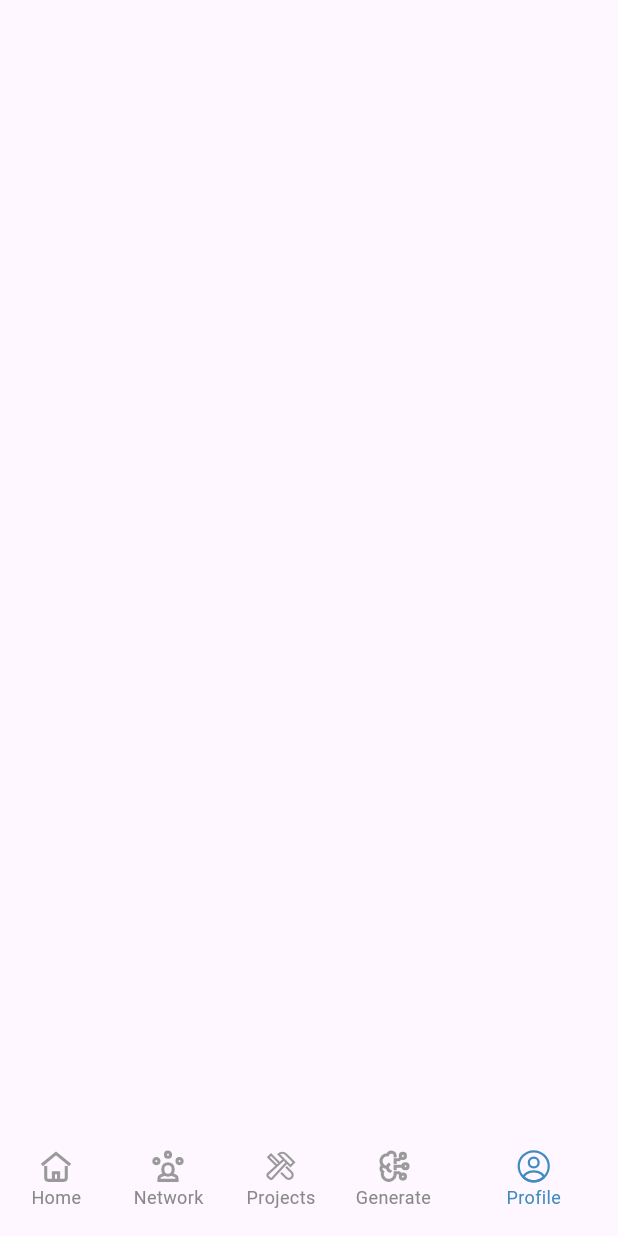
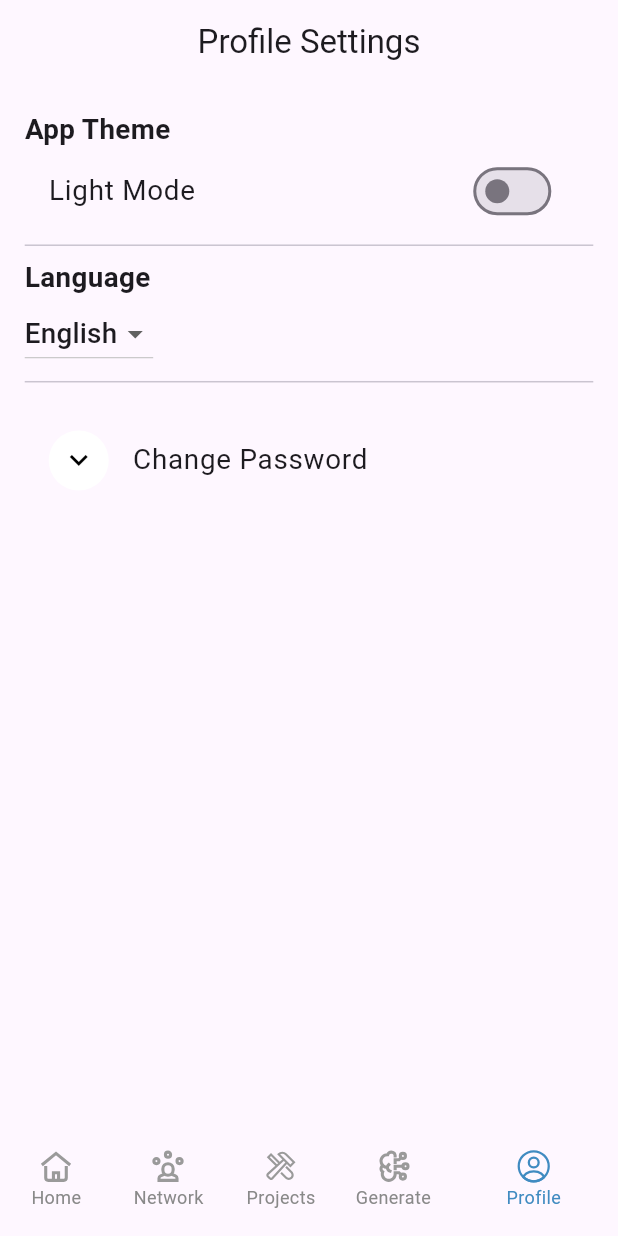
Before and after one commit to sketch-intelligence/sketch_app, a Flutter app: the RootScreen screen opened by its route, item 5 of the bottom bar chosen, on a phone screen of 412 x 824 dp. Run offline on Flutter 3.47's test engine with Material 3 defaults, Android fonts, the phone set to English and light mode, and no system bars; our stand-ins replace carousel_slider, dartz, dio, file_picker, flutter_bloc, flutter_screenutil and 7 more; missing offline and left inert: animated_snack_bar, page_animation_transition; accounts and stored records are empty; generated files the repository leaves out were written again; Roboto replaces fonts that are missing (Montserrat); project files that could hold a hidden picture were left out.

Commit message:
adding the profile Settings Page

```diff
--- a/lib/features/root_navigation_screens/screens/root_screen.dart
+++ b/lib/features/root_navigation_screens/screens/root_screen.dart
@@ -13,6 +13,7 @@ import 'package:sketch/features/root_navigation_screens/data/cubit/root_page_cub
 import 'package:sketch/features/root_navigation_screens/data/cubit/root_page_state.dart';
 import 'package:sketch/features/user_proposed_project/presentation/views/user_proposed_projects_page.dart';
 import 'package:sketch/features/follows/presentation/views/network_view.dart';
+import 'package:sketch/profile_settings.dart';
 
 class RootScreen extends StatelessWidget {
   const RootScreen({super.key});
@@ -125,7 +126,7 @@ class RootScreen extends StatelessWidget {
       case 3:
         return const QuestionPages();
       case 4:
-        return const SizedBox(); // Replace this with your Profile Page if needed
+        return ProfileSettingsPage(); // Replace this with your Profile Page if needed
       default:
         return const HomeView();
     }
--- /dev/null
+++ b/lib/profile_settings.dart
@@ -0,0 +1,125 @@
+import 'package:flutter/material.dart';
+import 'package:sketch/core/ui/widgets/custom_button.dart';
+import 'package:sketch/core/widgets/custom_text_field.dart';
+
+class ProfileSettingsPage extends StatefulWidget {
+  @override
+  _ProfileSettingsPageState createState() => _ProfileSettingsPageState();
+}
+
+class _ProfileSettingsPageState extends State<ProfileSettingsPage> {
+  bool isDarkMode = false;
+  String selectedLanguage = 'English';
+  bool showPasswordFields = false;
+  TextEditingController newPasswordController = TextEditingController();
+  TextEditingController confirmPasswordController = TextEditingController();
+
+  void _togglePasswordFields() {
+    setState(() {
+      showPasswordFields = !showPasswordFields;
+    });
+  }
+
+  void _changePassword() {
+    // Implement password change logic
+  }
+
+  @override
+  Widget build(BuildContext context) {
+    double screenWidth = MediaQuery.of(context).size.width;
+    double screenHeight = MediaQuery.of(context).size.height;
+    double fontSize = screenWidth * 0.045;
+    double paddingSize = screenWidth * 0.04;
+
+    return Scaffold(
+      appBar: AppBar(
+        title: Text(
+          'Profile Settings',
+        ),
+        centerTitle: true,
+      ),
+      body: Padding(
+        padding: EdgeInsets.all(paddingSize),
+        child: Column(
+          crossAxisAlignment: CrossAxisAlignment.start,
+          children: [
+            Text('App Theme',
+                style:
+                    TextStyle(fontSize: fontSize, fontWeight: FontWeight.bold)),
+            SwitchListTile(
+              title: Text(isDarkMode ? 'Dark Mode' : 'Light Mode',
+                  style: TextStyle(fontSize: fontSize)),
+              value: isDarkMode,
+              onChanged: (value) {
+                setState(() {
+                  isDarkMode = value;
+                });
+                // Apply theme change logic here
+              },
+            ),
+            Divider(),
+            Text('Language',
+                style:
+                    TextStyle(fontSize: fontSize, fontWeight: FontWeight.bold)),
+            DropdownButton<String>(
+              value: selectedLanguage,
+              items: ['English', 'Arabic'].map((String language) {
+                return DropdownMenuItem<String>(
+                  value: language,
+                  child: Text(language, style: TextStyle(fontSize: fontSize)),
+                );
+              }).toList(),
+              onChanged: (newLanguage) {
+                setState(() {
+                  selectedLanguage = newLanguage!;
+                });
+                // Apply language change logic here
+              },
+            ),
+            Divider(),
+            SizedBox(height: screenHeight * 0.02),
+            ListTile(
+              leading: CircleAvatar(
+                backgroundColor: Colors.white,
+                child: Icon(
+                  showPasswordFields
+                      ? Icons.keyboard_arrow_up
+                      : Icons.keyboard_arrow_down,
+                  color: Colors.black,
+                ),
+              ),
+              title:
+                  Text('Change Password', style: TextStyle(fontSize: fontSize)),
+              onTap: _togglePasswordFields,
+            ),
+            if (showPasswordFields) ...[
+              SizedBox(height: screenHeight * 0.02),
+              Text('New Password',
+                  style: TextStyle(
+                      fontSize: fontSize, fontWeight: FontWeight.bold)),
+              CustomTextField(
+                  controller: newPasswordController,
+                  hint: 'Enter new password',
+                  isObscure: true),
+              SizedBox(height: screenHeight * 0.01),
+              Text('Confirm Password',
+                  style: TextStyle(
+                      fontSize: fontSize, fontWeight: FontWeight.bold)),
+              CustomTextField(
+                  controller: confirmPasswordController,
+                  hint: 'Re-enter new password',
+                  isObscure: true),
+              SizedBox(height: screenHeight * 0.07),
+              Center(
+                child: CustomButton(
+                  onPressed: _changePassword,
+                  text: 'Submit',
+                ),
+              ),
+            ]
+          ],
+        ),
+      ),
+    );
+  }
+}
```
